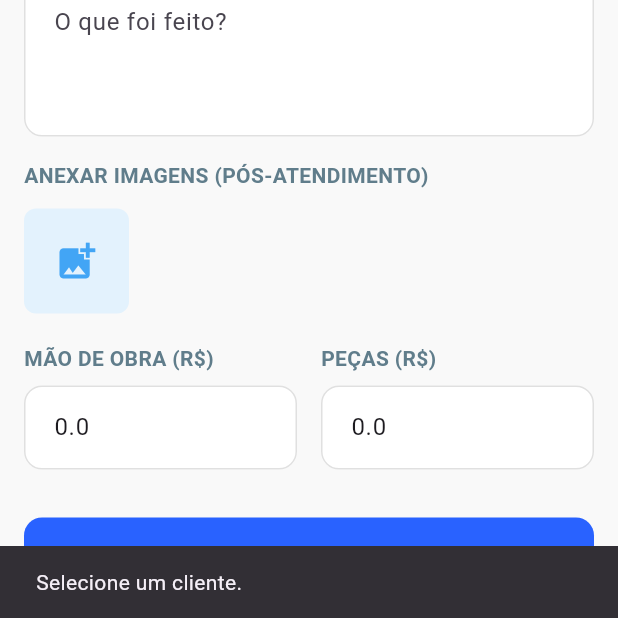
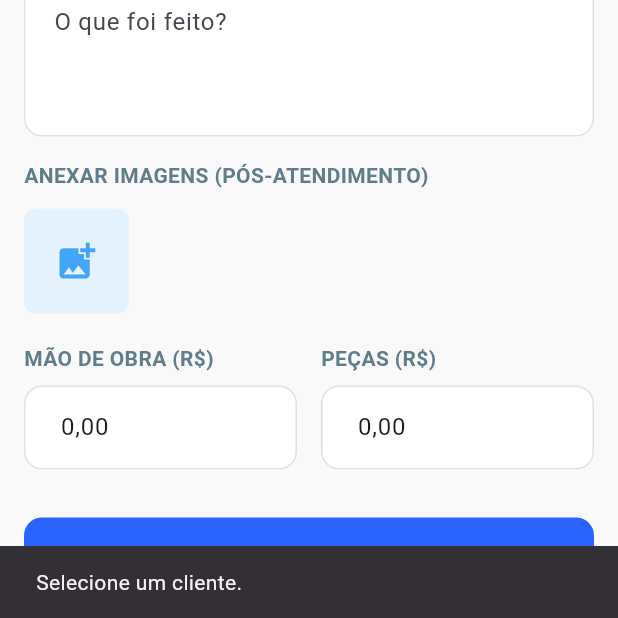
Before and after one commit to thiago-and/os-manager, a Flutter app: the ServiceOrderFormScreen screen opened directly with empty values, scrolled down 779 dp, after a tap on "Gerar Ordem de Serviço", on a phone screen of 412 x 824 dp, the part 618-1236 px from its top. Run offline on Flutter 3.47's test engine with Material 3 defaults, Android fonts, the phone set to English and light mode, and no system bars; our stand-ins replace currency_text_input_formatter, image_picker, mask_text_input_formatter, pdf, printing, sqflite_common_ffi; missing offline and left inert: window_manager; accounts and stored records are empty.

Commit message:
Adiciona máscara de moeda para os campos de valores financeiros

```diff
--- a/lib/screens/service_order_screens.dart
+++ b/lib/screens/service_order_screens.dart
@@ -1,4 +1,6 @@
 import 'dart:io';
+import 'package:currency_text_input_formatter/currency_text_input_formatter.dart';
+import 'package:flutter/services.dart';
 import 'package:flutter/material.dart';
 import 'package:image_picker/image_picker.dart';
 import 'package:intl/intl.dart';
@@ -355,6 +357,18 @@ class _ServiceOrderFormScreenState extends State<ServiceOrderFormScreen> {
   late final TextEditingController _laborController;
   late final TextEditingController _materialController;
 
+  final CurrencyTextInputFormatter _laborFormatter = CurrencyTextInputFormatter.currency(
+    locale: 'pt_BR',
+    symbol: '',
+    decimalDigits: 2,
+  );
+
+  final CurrencyTextInputFormatter _materialFormatter = CurrencyTextInputFormatter.currency(
+    locale: 'pt_BR',
+    symbol: '',
+    decimalDigits: 2,
+  );
+
   DateTime _openingDate = DateTime.now();
   DateTime? _expectedDate;
 
@@ -375,8 +389,8 @@ class _ServiceOrderFormScreenState extends State<ServiceOrderFormScreen> {
     _descController = TextEditingController(text: widget.order?.problemDescription);
     _diagController = TextEditingController(text: widget.order?.diagnosis);
     _solController = TextEditingController(text: widget.order?.solution);
-    _laborController = TextEditingController(text: widget.order?.laborValue.toString() ?? '0.0');
-    _materialController = TextEditingController(text: widget.order?.materialValue.toString() ?? '0.0');
+    _laborController = TextEditingController(text: _laborFormatter.formatDouble(widget.order?.laborValue ?? 0));
+    _materialController = TextEditingController(text: _materialFormatter.formatDouble(widget.order?.materialValue ?? 0));
 
     if (widget.order != null) {
       _preServiceImages = widget.order?.preServiceImages != null ? List.from(widget.order!.preServiceImages!) : [];
@@ -516,8 +530,8 @@ class _ServiceOrderFormScreenState extends State<ServiceOrderFormScreen> {
       expectedDate: _expectedDate != null ? format.format(_expectedDate!) : null,
       diagnosis: _diagController.text,
       solution: _solController.text,
-      laborValue: double.tryParse(_laborController.text) ?? 0,
-      materialValue: double.tryParse(_materialController.text) ?? 0,
+      laborValue: _laborFormatter.getUnformattedValue().toDouble(),
+      materialValue: _materialFormatter.getUnformattedValue().toDouble(),
     );
 
     try {
@@ -656,12 +670,20 @@ class _ServiceOrderFormScreenState extends State<ServiceOrderFormScreen> {
               children: [
                 Expanded(child: Column(crossAxisAlignment: CrossAxisAlignment.start, children: [
                   _buildLabel('MÃO DE OBRA (R\$)'),
-                  TextField(controller: _laborController, keyboardType: TextInputType.number),
+                  TextField(
+                    controller: _laborController,
+                    keyboardType: TextInputType.number,
+                    inputFormatters: [_laborFormatter],
+                  ),
                 ])),
                 const SizedBox(width: 16),
                 Expanded(child: Column(crossAxisAlignment: CrossAxisAlignment.start, children: [
                   _buildLabel('PEÇAS (R\$)'),
-                  TextField(controller: _materialController, keyboardType: TextInputType.number),
+                  TextField(
+                    controller: _materialController,
+                    keyboardType: TextInputType.number,
+                    inputFormatters: [_materialFormatter],
+                  ),
                 ])),
               ],
             ),
--- a/pubspec.yaml
+++ b/pubspec.yaml
@@ -21,6 +21,7 @@ dependencies:
   pdf: ^3.13.0
   printing: ^5.15.0
   window_manager: ^0.5.2
+  currency_text_input_formatter: ^2.3.2
 
 dev_dependencies:
   flutter_test:
```
Also changed, not shown: pubspec.lock.
